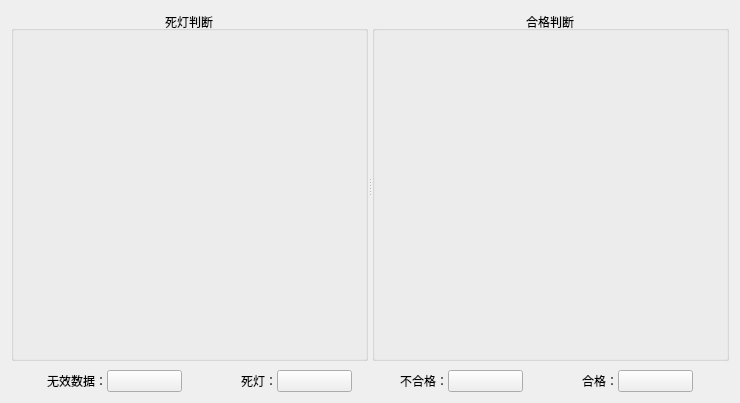
Qt form HeGui/HQualityEditWidget.ui (hexianqi/QtCode) before a commit.
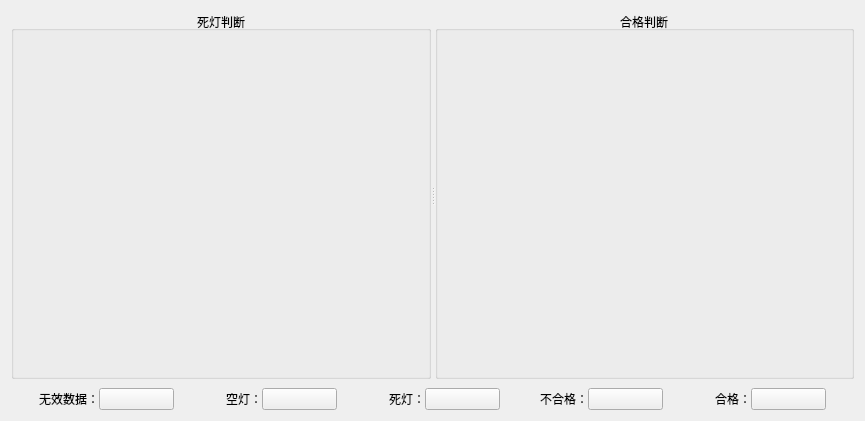
The same form after that commit.

```diff
--- a/HeGui/HQualityEditWidget.ui
+++ b/HeGui/HQualityEditWidget.ui
@@ -6,8 +6,8 @@
    <rect>
     <x>0</x>
     <y>0</y>
-    <width>740</width>
-    <height>403</height>
+    <width>865</width>
+    <height>421</height>
    </rect>
   </property>
   <property name="windowTitle">
@@ -102,6 +102,51 @@
        </property>
       </spacer>
      </item>
+     <item>
+      <widget class="QLabel" name="label_2">
+       <property name="minimumSize">
+        <size>
+         <width>60</width>
+         <height>0</height>
+        </size>
+       </property>
+       <property name="text">
+        <string>空灯：</string>
+       </property>
+       <property name="alignment">
+        <set>Qt::AlignRight|Qt::AlignTrailing|Qt::AlignVCenter</set>
+       </property>
+       <property name="buddy">
+        <cstring>pushButton_01</cstring>
+       </property>
+      </widget>
+     </item>
+     <item>
+      <widget class="QPushButton" name="pushButton_05">
+       <property name="minimumSize">
+        <size>
+         <width>75</width>
+         <height>0</height>
+        </size>
+       </property>
+       <property name="text">
+        <string/>
+       </property>
+      </widget>
+     </item>
+     <item>
+      <spacer name="horizontalSpacer_3">
+       <property name="orientation">
+        <enum>Qt::Horizontal</enum>
+       </property>
+       <property name="sizeHint" stdset="0">
+        <size>
+         <width>20</width>
+         <height>20</height>
+        </size>
+       </property>
+      </spacer>
+     </item>
      <item>
       <widget class="QLabel" name="label_002">
        <property name="minimumSize">
```
